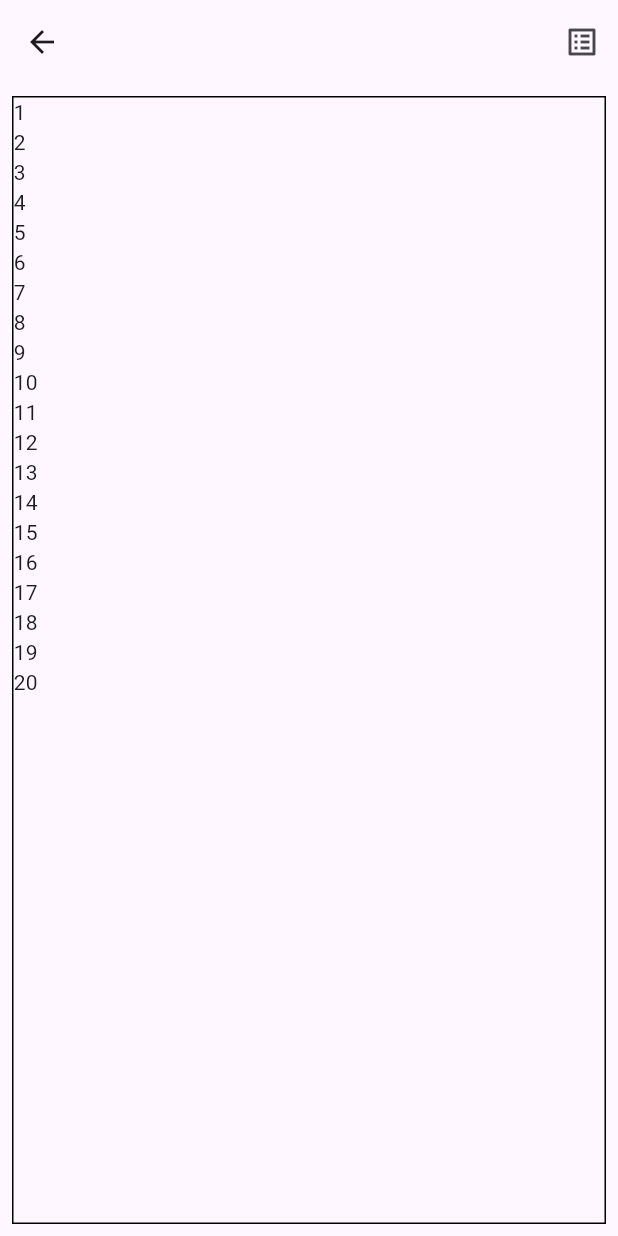
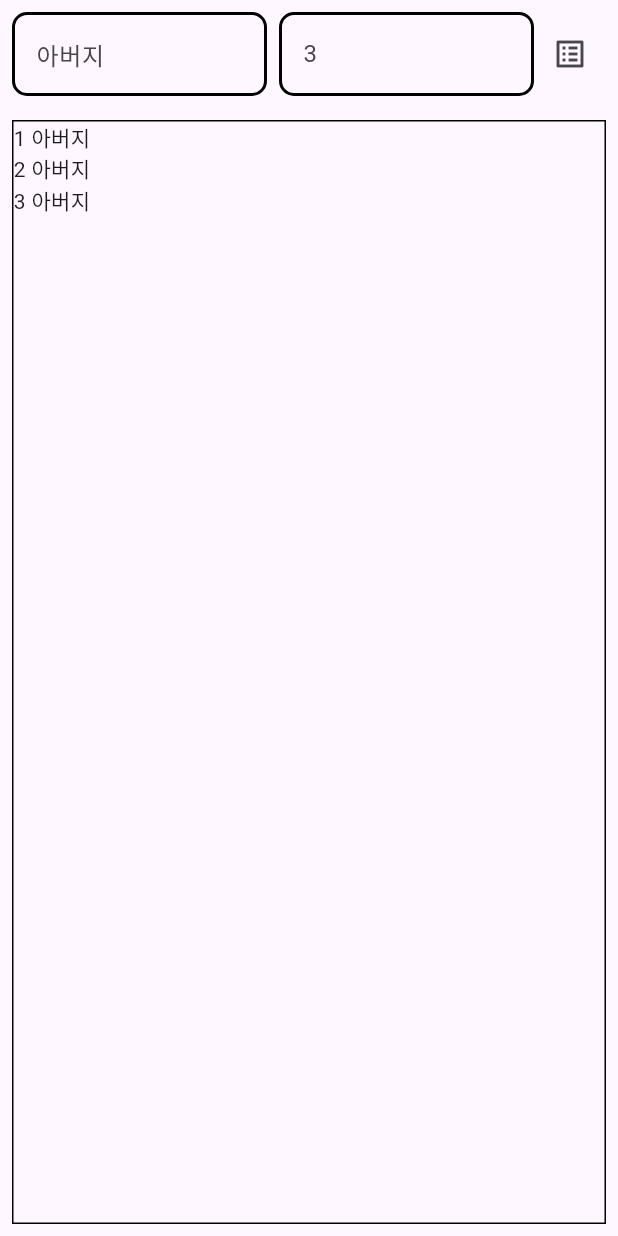
Before and after one commit to orm-camp-flutter-1ki/why-two-screen, a Flutter app: the ListScreen screen opened directly, on a phone screen of 412 x 824 dp. Run offline on Flutter 3.47's test engine with Material 3 defaults, Android fonts, the phone set to English and light mode, and no system bars.

Commit message:
fix: TextField 입력으로 ListView에 출력

```diff
--- a/lib/detail/list_screen.dart
+++ b/lib/detail/list_screen.dart
@@ -8,24 +8,86 @@ class ListScreen extends StatefulWidget {
 }
 
 class _ListScreenState extends State<ListScreen> {
-  final int _printCount = 20;
+  final outputTextEditingController = TextEditingController();
+  final countTextEditingController = TextEditingController();
+
+  String _printCount = '3';
+  String _printText = '아버지';
+
+  @override
+  void dispose() {
+    outputTextEditingController.dispose();
+    countTextEditingController.dispose();
+    super.dispose();
+  }
 
   @override
   Widget build(BuildContext context) {
     return Scaffold(
-      appBar: AppBar(
-        actions: [
-          IconButton(
-            onPressed: () {},
-            icon: const Icon(Icons.list_alt),
-          ),
-        ],
-      ),
       body: Padding(
         padding: const EdgeInsets.all(8.0),
         child: Column(
           children: [
-            BottomListContainer(_printCount),
+            Row(
+              children: [
+                Expanded(
+                  child: TextField(
+                    controller: outputTextEditingController,
+                    decoration: InputDecoration(
+                      hintText: '아버지',
+                      focusedBorder: OutlineInputBorder(
+                        borderRadius: BorderRadius.circular(10.0),
+                        borderSide: const BorderSide(
+                          width: 2,
+                          color: Colors.black,
+                        ),
+                      ),
+                      enabledBorder: OutlineInputBorder(
+                        borderRadius: BorderRadius.circular(10.0),
+                        borderSide: const BorderSide(
+                          width: 2,
+                          color: Colors.black,
+                        ),
+                      ),
+                    ),
+                  ),
+                ),
+                const SizedBox(width: 8),
+                Expanded(
+                  child: TextField(
+                    controller: countTextEditingController,
+                    decoration: InputDecoration(
+                      hintText: '3',
+                      focusedBorder: OutlineInputBorder(
+                        borderRadius: BorderRadius.circular(10.0),
+                        borderSide: const BorderSide(
+                          width: 2,
+                          color: Colors.black,
+                        ),
+                      ),
+                      enabledBorder: OutlineInputBorder(
+                        borderRadius: BorderRadius.circular(10.0),
+                        borderSide: const BorderSide(
+                          width: 2,
+                          color: Colors.black,
+                        ),
+                      ),
+                    ),
+                  ),
+                ),
+                IconButton(
+                  onPressed: () {
+                    setState(() {
+                      _printText = outputTextEditingController.text ?? 'Test';
+                      _printCount = countTextEditingController.text ?? '3';
+                    });
+                  },
+                  icon: const Icon(Icons.list_alt),
+                ),
+              ],
+            ),
+            const SizedBox(height: 16),
+            BottomListContainer(_printText, int.parse(_printCount)),
           ],
         ),
       ),
@@ -33,23 +95,21 @@ class _ListScreenState extends State<ListScreen> {
   }
 }
 
-
 class BottomListContainer extends StatelessWidget {
+  final String text;
   final int count;
 
-  const BottomListContainer(this.count, {super.key});
+  const BottomListContainer(this.text, this.count, {super.key});
 
   @override
   Widget build(BuildContext context) {
     return Expanded(
       child: Container(
-        decoration: BoxDecoration(
-            border: Border.all(color: Colors.black)
-        ),
+        decoration: BoxDecoration(border: Border.all(color: Colors.black)),
         child: ListView.builder(
           itemCount: count,
           itemBuilder: (context, index) {
-            return Text('${index + 1}');
+            return Text('${index + 1} $text');
           },
         ),
       ),
```
